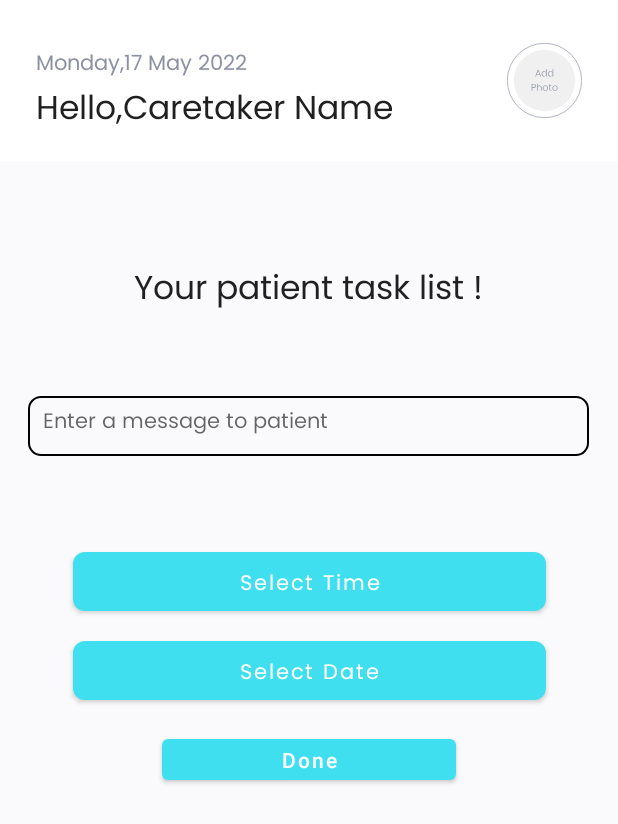
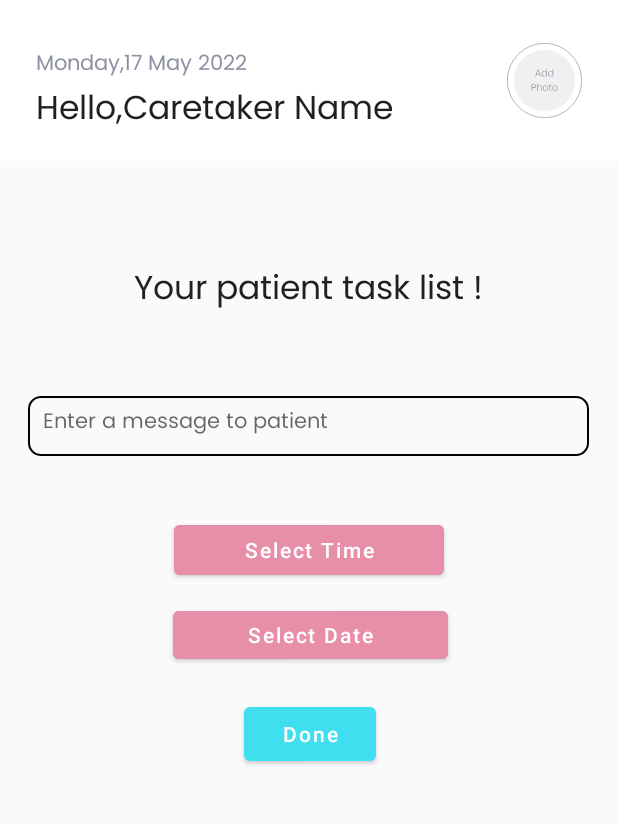
Before and after one commit to nazirxz/Capstone-Project-Alzheimer, an Android app: the layout fragment_home_caretaker.xml on its own in the app's theme, with its tools: preview values and no code run, on a phone screen of 412 x 824 dp. Shown: the top 824 px of the screen. Run offline under Robolectric (Android 15) with nearby library versions, the phone set to English and light mode, and no system bars.

Commit message:
adding ui home caretacker v2

```diff
--- a/app/src/main/res/layout/fragment_home_caretaker.xml
+++ b/app/src/main/res/layout/fragment_home_caretaker.xml
@@ -88,36 +88,35 @@
 
         <Button
             android:id="@+id/btnTime"
-            style="@style/Button.Secondary"
-            android:layout_width="315dp"
-            android:layout_height="39dp"
-            android:layout_marginTop="64dp"
+            android:layout_width="180dp"
+            android:layout_height="45dp"
+            android:layout_marginTop="40dp"
+            android:backgroundTint="@color/red"
             android:text="Select Time"
             android:textAllCaps="false"
             android:textColor="@color/white"
             app:layout_constraintEnd_toEndOf="@+id/etMessage"
-            app:layout_constraintHorizontal_bias="0.508"
             app:layout_constraintStart_toStartOf="@+id/etMessage"
             app:layout_constraintTop_toBottomOf="@+id/etMessage" />
 
         <Button
             android:id="@+id/btnDate"
-            style="@style/Button.Secondary"
-            android:layout_width="315dp"
-            android:layout_height="39dp"
-            android:layout_marginTop="20dp"
+            android:layout_width="183dp"
+            android:layout_height="44dp"
+            android:layout_marginTop="12dp"
+            android:backgroundTint="@color/red"
             android:text="Select Date"
             android:textAllCaps="false"
             android:textColor="@color/white"
             app:layout_constraintEnd_toEndOf="@+id/btnTime"
-            app:layout_constraintHorizontal_bias="0.0"
+            app:layout_constraintHorizontal_bias="0.333"
             app:layout_constraintStart_toStartOf="@+id/btnTime"
             app:layout_constraintTop_toBottomOf="@+id/btnTime" />
 
         <Button
             android:id="@+id/btnDate2"
-            android:layout_width="196dp"
-            android:layout_height="39dp"
+            android:layout_width="wrap_content"
+            android:layout_height="wrap_content"
             android:layout_marginTop="20dp"
             android:text="Done"
             android:textAllCaps="false"
@@ -125,7 +124,7 @@
             app:layout_constraintEnd_toEndOf="@+id/btnDate"
             app:layout_constraintHorizontal_bias="0.495"
             app:layout_constraintStart_toStartOf="@+id/btnDate"
-            app:layout_constraintTop_toBottomOf="@+id/btnDate" />" />
+            app:layout_constraintTop_toBottomOf="@+id/btnDate" />
 
 
     </androidx.constraintlayout.widget.ConstraintLayout>
--- a/app/src/main/res/values/themes.xml
+++ b/app/src/main/res/values/themes.xml
@@ -91,7 +91,7 @@
         <item name="android:background">@drawable/shape_rectangle_8_ffc700</item>
     </style>
 
-    <style name="Button.Secondary">
+    <style name="Button.PrimaryVariant">
         <item name="android:fontFamily">@font/poppins</item>
         <item name="android:textColor">@color/white</item>
         <item name="android:textSize">14sp</item>
```
